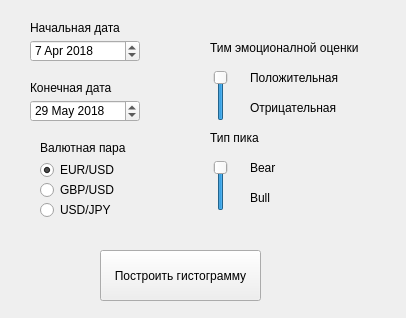
The window that gui_forms/histogram_drawer_form.ui (TOXMEH/Emotional-Peak-Analyzer) describes before a commit, drawn with Qt 5.
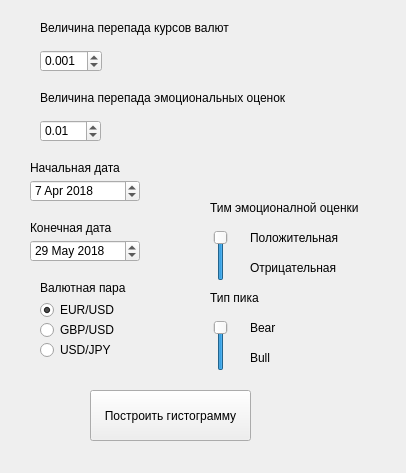
The same window after the commit.

What changed in the file:
```diff
--- a/gui_forms/histogram_drawer_form.ui
+++ b/gui_forms/histogram_drawer_form.ui
@@ -7,7 +7,7 @@
                 <x>0</x>
                 <y>0</y>
                 <width>406</width>
-                <height>318</height>
+    <height>473</height>
             </rect>
         </property>
         <property name="windowTitle">
@@ -17,7 +17,7 @@
             <property name="geometry">
                 <rect>
                     <x>30</x>
-                    <y>20</y>
+     <y>160</y>
                     <width>101</width>
                     <height>16</height>
                 </rect>
@@ -30,7 +30,7 @@
             <property name="geometry">
                 <rect>
                     <x>30</x>
-                    <y>80</y>
+     <y>220</y>
                     <width>101</width>
                     <height>16</height>
                 </rect>
@@ -43,7 +43,7 @@
             <property name="geometry">
                 <rect>
                     <x>30</x>
-                    <y>40</y>
+     <y>180</y>
                     <width>110</width>
                     <height>22</height>
                 </rect>
@@ -60,7 +60,7 @@
             <property name="geometry">
                 <rect>
                     <x>30</x>
-                    <y>100</y>
+     <y>240</y>
                     <width>110</width>
                     <height>22</height>
                 </rect>
@@ -80,7 +80,7 @@
             <property name="geometry">
                 <rect>
                     <x>40</x>
-                    <y>160</y>
+     <y>300</y>
                     <width>95</width>
                     <height>20</height>
                 </rect>
@@ -96,7 +96,7 @@
             <property name="geometry">
                 <rect>
                     <x>40</x>
-                    <y>180</y>
+     <y>320</y>
                     <width>95</width>
                     <height>20</height>
                 </rect>
@@ -109,7 +109,7 @@
             <property name="geometry">
                 <rect>
                     <x>40</x>
-                    <y>200</y>
+     <y>340</y>
                     <width>95</width>
                     <height>20</height>
                 </rect>
@@ -122,7 +122,7 @@
             <property name="geometry">
                 <rect>
                     <x>40</x>
-                    <y>140</y>
+     <y>280</y>
                     <width>101</width>
                     <height>16</height>
                 </rect>
@@ -134,8 +134,8 @@
         <widget class="QPushButton" name="pushButton">
             <property name="geometry">
                 <rect>
-                    <x>100</x>
-                    <y>250</y>
+     <x>90</x>
+     <y>390</y>
                     <width>161</width>
                     <height>51</height>
                 </rect>
@@ -148,7 +148,7 @@
             <property name="geometry">
                 <rect>
                     <x>210</x>
-                    <y>40</y>
+     <y>200</y>
                     <width>161</width>
                     <height>16</height>
                 </rect>
@@ -161,7 +161,7 @@
             <property name="geometry">
                 <rect>
                     <x>210</x>
-                    <y>70</y>
+     <y>230</y>
                     <width>22</width>
                     <height>51</height>
                 </rect>
@@ -180,7 +180,7 @@
             <property name="geometry">
                 <rect>
                     <x>250</x>
-                    <y>70</y>
+     <y>230</y>
                     <width>101</width>
                     <height>16</height>
                 </rect>
@@ -193,7 +193,7 @@
             <property name="geometry">
                 <rect>
                     <x>250</x>
-                    <y>100</y>
+     <y>260</y>
                     <width>101</width>
                     <height>16</height>
                 </rect>
@@ -206,7 +206,7 @@
             <property name="geometry">
                 <rect>
                     <x>210</x>
-                    <y>130</y>
+     <y>290</y>
                     <width>161</width>
                     <height>16</height>
                 </rect>
@@ -219,7 +219,7 @@
             <property name="geometry">
                 <rect>
                     <x>250</x>
-                    <y>160</y>
+     <y>320</y>
                     <width>101</width>
                     <height>16</height>
                 </rect>
@@ -232,7 +232,7 @@
             <property name="geometry">
                 <rect>
                     <x>250</x>
-                    <y>190</y>
+     <y>350</y>
                     <width>101</width>
                     <height>16</height>
                 </rect>
@@ -245,7 +245,7 @@
             <property name="geometry">
                 <rect>
                     <x>210</x>
-                    <y>160</y>
+     <y>320</y>
                     <width>22</width>
                     <height>51</height>
                 </rect>
@@ -260,6 +260,73 @@
                 <enum>Qt::Vertical</enum>
             </property>
         </widget>
+  <widget class="QLabel" name="label_11">
+   <property name="geometry">
+    <rect>
+     <x>40</x>
+     <y>20</y>
+     <width>211</width>
+     <height>16</height>
+    </rect>
+   </property>
+   <property name="text">
+    <string>Величина перепада курсов валют</string>
+   </property>
+  </widget>
+  <widget class="QLabel" name="label_12">
+   <property name="geometry">
+    <rect>
+     <x>40</x>
+     <y>90</y>
+     <width>311</width>
+     <height>16</height>
+    </rect>
+   </property>
+   <property name="text">
+    <string>Величина перепада эмоциональных оценок</string>
+   </property>
+  </widget>
+  <widget class="QDoubleSpinBox" name="doubleSpinBox">
+   <property name="geometry">
+    <rect>
+     <x>40</x>
+     <y>50</y>
+     <width>62</width>
+     <height>22</height>
+    </rect>
+   </property>
+   <property name="decimals">
+    <number>3</number>
+   </property>
+   <property name="maximum">
+    <double>1.000000000000000</double>
+   </property>
+   <property name="singleStep">
+    <double>0.001000000000000</double>
+   </property>
+   <property name="value">
+    <double>0.001000000000000</double>
+   </property>
+  </widget>
+  <widget class="QDoubleSpinBox" name="doubleSpinBox">
+   <property name="geometry">
+    <rect>
+     <x>40</x>
+     <y>120</y>
+     <width>61</width>
+     <height>22</height>
+    </rect>
+   </property>
+   <property name="maximum">
+    <double>10.000000000000000</double>
+   </property>
+   <property name="singleStep">
+    <double>0.100000000000000</double>
+   </property>
+   <property name="value">
+    <double>0.010000000000000</double>
+   </property>
+  </widget>
     </widget>
     <resources/>
     <connections/>
```
Lines whose indentation alone changed are shown as unchanged.
